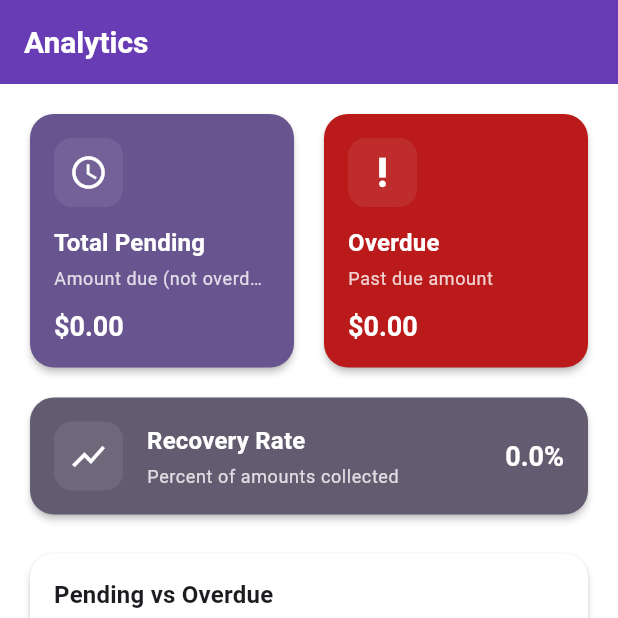
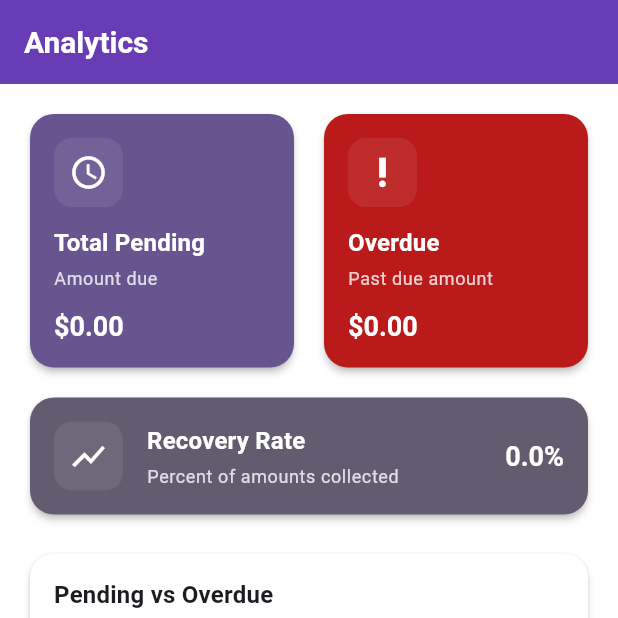
Before and after one commit to Huzaifa-Shabbir/payment_solution_softec_26, a Flutter app: the AnalyticsScreen screen opened by its route, on a phone screen of 412 x 824 dp, the top half of it. Run offline on Flutter 3.47's test engine with Material 3 defaults, Android fonts, the phone set to English and light mode, and no system bars; our stand-ins replace go_router, shared_preferences, supabase_flutter; accounts and stored records are empty.

Commit message:
UI changes

```diff
--- a/lib/features/reports/analytics_screen.dart
+++ b/lib/features/reports/analytics_screen.dart
@@ -178,7 +178,7 @@ class _AnalyticsScreenState extends State<AnalyticsScreen> {
                 bg: cs.primary,
                 icon: Icons.schedule,
                 title: 'Total Pending',
-                subtitle: 'Amount due (not overdue)',
+                subtitle: 'Amount due',
                 value: _currencyFmt.format(data.totalPending),
               ),
             ),
```
